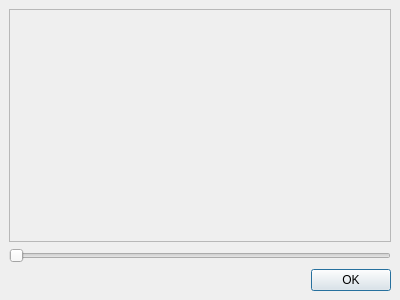
The window that branches/avidemux_2.6_branch_mean/avidemux/qt4/ADM_userInterfaces/ADM_filters/seekablePreview.ui (BackupTheBerlios/avidemux-svn) describes before a commit, drawn with Qt 5.
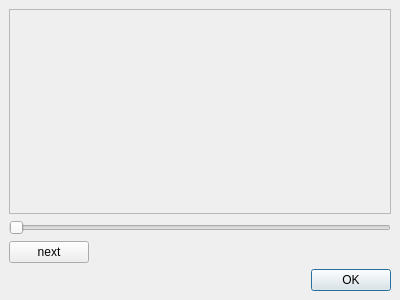
The same window after the commit.

Commit message: [ui] Handle seekable preview + nextImage

```diff
--- a/branches/avidemux_2.6_branch_mean/avidemux/qt4/ADM_userInterfaces/ADM_filters/seekablePreview.ui
+++ b/branches/avidemux_2.6_branch_mean/avidemux/qt4/ADM_userInterfaces/ADM_filters/seekablePreview.ui
@@ -9,7 +9,13 @@
     <height>300</height>
    </rect>
   </property>
-  <property name="windowTitle" >
+  <property name="sizePolicy">
+   <sizepolicy hsizetype="Expanding" vsizetype="Fixed">
+    <horstretch>0</horstretch>
+    <verstretch>0</verstretch>
+   </sizepolicy>
+  </property>
+  <property name="windowTitle">
    <string>Preview</string>
   </property>
   <layout class="QVBoxLayout" >
@@ -37,8 +43,21 @@
     </widget>
    </item>
    <item>
-    <widget class="QDialogButtonBox" name="buttonBox" >
-     <property name="orientation" >
+    <widget class="QPushButton" name="next">
+     <property name="sizePolicy">
+      <sizepolicy hsizetype="Fixed" vsizetype="Fixed">
+       <horstretch>0</horstretch>
+       <verstretch>0</verstretch>
+      </sizepolicy>
+     </property>
+     <property name="text">
+      <string>next</string>
+     </property>
+    </widget>
+   </item>
+   <item>
+    <widget class="QDialogButtonBox" name="buttonBox">
+     <property name="orientation">
       <enum>Qt::Horizontal</enum>
      </property>
      <property name="standardButtons" >
```
Left out of the diff: 33 changed lines with no effect on the pictures. The commit also changes 6 other files.
